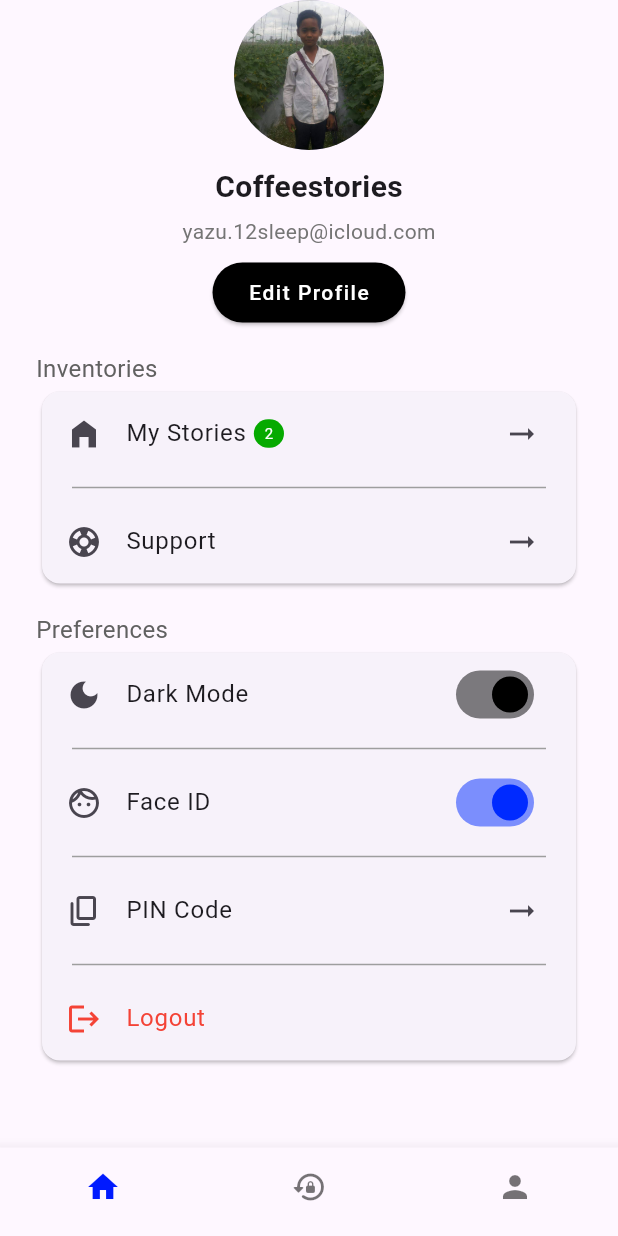
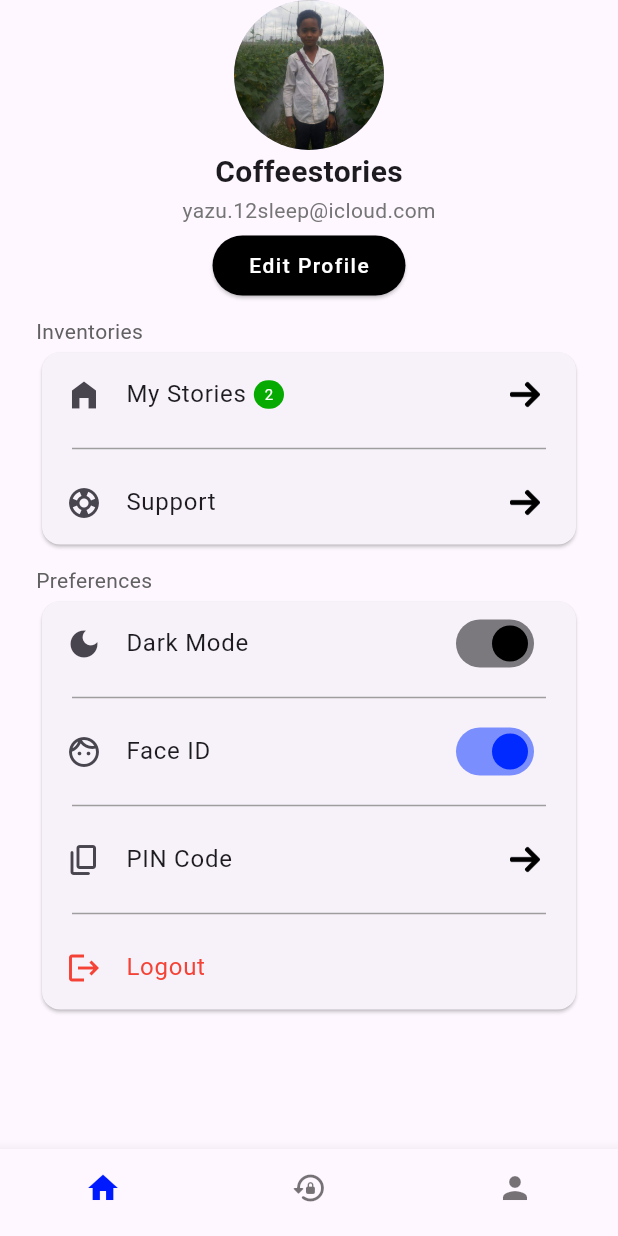
Before and after one commit to sopheap-it/todo_app_team, a Flutter app: the Profile screen opened directly, on a phone screen of 412 x 824 dp. Run offline on Flutter 3.47's test engine with Material 3 defaults, Android fonts, the phone set to English and light mode, and no system bars.

Commit message:
update some icon arrow right

```diff
--- a/lib/usa/profile_ui/mainscreen.dart
+++ b/lib/usa/profile_ui/mainscreen.dart
@@ -42,18 +42,17 @@ class _ProfileState extends State<Profile> {
                     children: [
                       CircleAvatar(
                         backgroundImage:
-                            AssetImage('assets/images/myprofile.jpg'),
+                            AssetImage('assets/images/myprofile.jpg',),
                         radius: 50,
                       ),
-                      SizedBox(height: 10),
                       Text(
                         "Coffeestories",
                         style:
                             TextStyle(fontSize: 20, fontWeight: FontWeight.bold,),
                       ),
-                      SizedBox(height: 5),
+                      SizedBox(height: 1),
                       Text("yazu.12sleep@icloud.com",style: TextStyle(color: Colors.grey.shade600),),
-                      SizedBox(height: 7),
+                      SizedBox(height: 3),
                       ElevatedButton(
                         onPressed: () {},
                         style: ElevatedButton.styleFrom(
@@ -66,10 +65,10 @@ class _ProfileState extends State<Profile> {
                   ),
                 ),
                 SizedBox(
-                  height: 15,
+                  height: 10,
                 ),
                 Text("Inventories",
-                    style: TextStyle(color: Colors.grey.shade700, fontSize: 16)),
+                    style: TextStyle(color: Colors.grey.shade700, fontSize: 14)),
                 Card(
                   child: Column(mainAxisSize: MainAxisSize.min, children: [
                     ListTile(
@@ -91,7 +90,7 @@ class _ProfileState extends State<Profile> {
                           ),
                         ],
                       ),
-                      trailing: Icon(Icons.arrow_right_alt_sharp),
+                      trailing: Image.asset('assets/images/right-arrow.png',width: 20,),
                     ),
                     Divider(
                       indent: 20,
@@ -101,15 +100,15 @@ class _ProfileState extends State<Profile> {
                     ListTile(
                       leading: Icon(Icons.support_rounded),
                       title: Text('Support'),
-                      trailing: Icon(Icons.arrow_right_alt_sharp),
+                      trailing: Image.asset('assets/images/right-arrow.png',width: 20,),
                     ),
                   ]),
                 ),
                 SizedBox(
-                  height: 15,
+                  height: 10,
                 ),
-                Text("Preferences", style: TextStyle(color: Colors.grey.shade700, fontSize: 16)),
-                Card(
+                Text("Preferences", style: TextStyle(color: Colors.grey.shade700, fontSize: 14)),
+                 Card(
                   child: Column(mainAxisSize: MainAxisSize.min, children: [
                     ListTile(
                       leading:const Icon(Icons.dark_mode),
@@ -151,7 +150,7 @@ class _ProfileState extends State<Profile> {
                       child: ListTile(
                         leading: Icon(Icons.copy_rounded),
                         title: Text('PIN Code'),
-                        trailing: Icon(Icons.arrow_right_alt_sharp),
+                        trailing: Image.asset('assets/images/right-arrow.png',width: 20,)
                       ),
                     ),
                     Divider(
@@ -181,11 +180,11 @@ class _ProfileState extends State<Profile> {
         items: const <BottomNavigationBarItem>[
           BottomNavigationBarItem(
             icon: Icon(Icons.home_sharp),
-            label: '',
+            label: 'Home',
           ),
           BottomNavigationBarItem(
             icon: Icon(Icons.lock_reset_rounded),
-            label: '',
+            label: 'History',
           ),
           BottomNavigationBarItem(
             icon: Icon(Icons.person),
--- a/pubspec.yaml
+++ b/pubspec.yaml
@@ -23,3 +23,4 @@ flutter:
     - assets/images/docker.png
     - assets/images/megazine.png
     - assets/images/myprofile.jpg
+    - assets/images/right-arrow.png
```
Also changed, not shown: assets/images/right-arrow.png (added).
